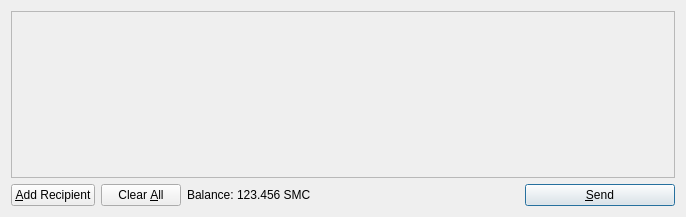
First picture: the form in src/qt/forms/sendcoinsdialog.ui, repository lilycoin/mazcoin, before the edit.
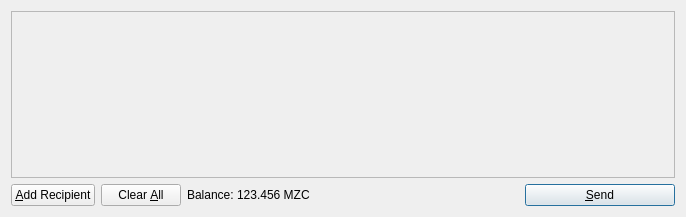
Second picture: the form after the edit. Icons and pictures are not drawn.

```diff
--- a/src/qt/forms/sendcoinsdialog.ui
+++ b/src/qt/forms/sendcoinsdialog.ui
@@ -119,7 +119,7 @@
           <cursorShape>IBeamCursor</cursorShape>
          </property>
          <property name="text">
-          <string>123.456 SMC</string>
+          <string>123.456 MZC</string>
          </property>
          <property name="textInteractionFlags">
           <set>Qt::LinksAccessibleByMouse|Qt::TextSelectableByKeyboard|Qt::TextSelectableByMouse</set>
```
